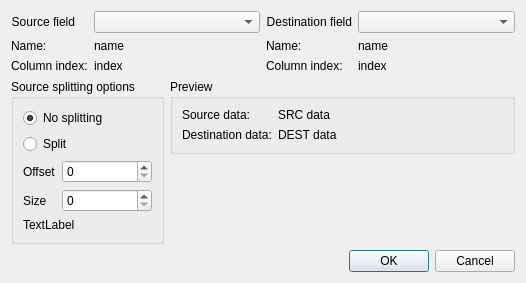
Qt form src/mdtutilsgui/mdtFieldMapItemDialog.ui (scandyna/multidiagtools) before a commit.
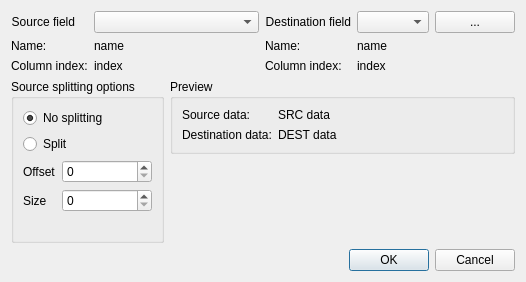
The same form after that commit.

Commit message: Working on field map

Patch:
```diff
--- a/src/mdtutilsgui/mdtFieldMapItemDialog.ui
+++ b/src/mdtutilsgui/mdtFieldMapItemDialog.ui
@@ -15,7 +15,7 @@
   </property>
   <layout class="QVBoxLayout" name="verticalLayout_3">
    <item>
-    <layout class="QHBoxLayout" name="horizontalLayout">
+    <layout class="QHBoxLayout" name="horizontalLayout_3">
      <item>
       <layout class="QFormLayout" name="formLayout_3">
        <item row="0" column="0">
@@ -74,7 +74,18 @@
         </widget>
        </item>
        <item row="0" column="1">
-        <widget class="QComboBox" name="cbDestinationField"/>
+        <layout class="QHBoxLayout" name="horizontalLayout">
+         <item>
+          <widget class="QComboBox" name="cbDestinationField"/>
+         </item>
+         <item>
+          <widget class="QPushButton" name="pbEditDestinationFieldList">
+           <property name="text">
+            <string>...</string>
+           </property>
+          </widget>
+         </item>
+        </layout>
        </item>
        <item row="1" column="0">
         <widget class="QLabel" name="lbDestinationFieldNameLabel">
@@ -167,13 +178,6 @@
           </item>
          </layout>
         </item>
-        <item>
-         <widget class="QLabel" name="label">
-          <property name="text">
-           <string>TextLabel</string>
-          </property>
-         </widget>
-        </item>
        </layout>
       </widget>
      </item>
```
The commit also changes 10 other files.
